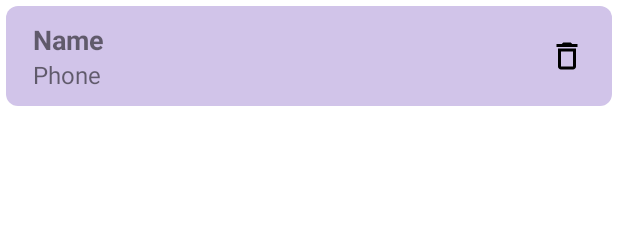
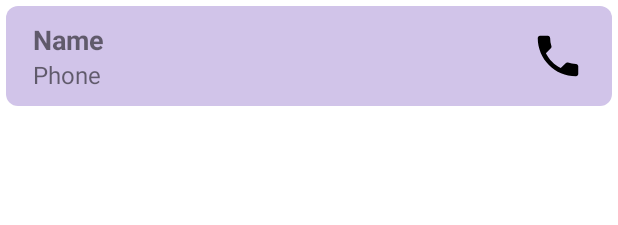
Before and after one commit to choseongje/MadCampWeek1, an Android app: the layout contact_item.xml on its own in the app's theme, with its tools: preview values and no code run, on a phone screen of 412 x 824 dp. Shown: the top 225 px of the screen. Run offline under Robolectric (Android 15) with nearby library versions, the phone set to English and light mode, and no system bars.

Commit message:
연락처 탭 UI 개선 및 통화 앱으로 연결

```diff
--- /dev/null
+++ b/test4/app/src/main/res/drawable/ic_phone_call_36dp.xml
@@ -0,0 +1,5 @@
+<vector xmlns:android="http://schemas.android.com/apk/res/android" android:height="36dp" android:tint="#000000" android:viewportHeight="24" android:viewportWidth="24" android:width="36dp">
+
+    <path android:fillColor="@android:color/white" android:pathData="M6.62,10.79c1.44,2.83 3.76,5.14 6.59,6.59l2.2,-2.2c0.27,-0.27 0.67,-0.36 1.02,-0.24 1.12,0.37 2.33,0.57 3.57,0.57 0.55,0 1,0.45 1,1V20c0,0.55 -0.45,1 -1,1 -9.39,0 -17,-7.61 -17,-17 0,-0.55 0.45,-1 1,-1h3.5c0.55,0 1,0.45 1,1 0,1.25 0.2,2.45 0.57,3.57 0.11,0.35 0.03,0.74 -0.25,1.02l-2.2,2.2z"/>
+
+</vector>
--- a/test4/app/src/main/res/layout/contact_item.xml
+++ b/test4/app/src/main/res/layout/contact_item.xml
@@ -32,11 +32,11 @@
     </LinearLayout>
 
     <ImageButton
-        android:id="@+id/deleteButton"
+        android:id="@+id/callButton"
         android:layout_width="wrap_content"
         android:layout_height="match_parent"
         android:background="?attr/selectableItemBackgroundBorderless"
         android:contentDescription="삭제"
         android:padding="8dp"
-        android:src="@drawable/ic_delete_black_24dp" />
+        android:src="@drawable/ic_phone_call_36dp" />
 </LinearLayout>
```
Also changed, not shown: test4/app/src/main/java/com/example/test4/ui/home/ContactAdapter.kt (+10 -2 lines).
